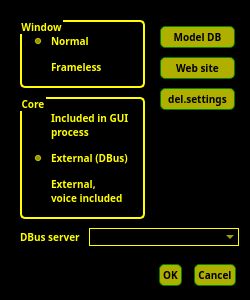
Qt form samples/blackgui/introwindow.ui (swift-project/pilotclient) before a commit.
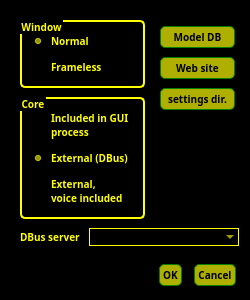
The same form after that commit. Icons and pictures are not drawn.

Commit message: refs #209, open directory of settings file in startup GUI

Patch:
```diff
--- a/samples/blackgui/introwindow.ui
+++ b/samples/blackgui/introwindow.ui
@@ -190,7 +190,7 @@
         <item>
          <widget class="QPushButton" name="pb_DeleteSettingsFile">
           <property name="text">
-           <string>del.settings</string>
+           <string>settings dir.</string>
           </property>
          </widget>
         </item>
```
Left out of the diff: 30 changed lines with no effect on the pictures. The commit also changes 1 other file.
